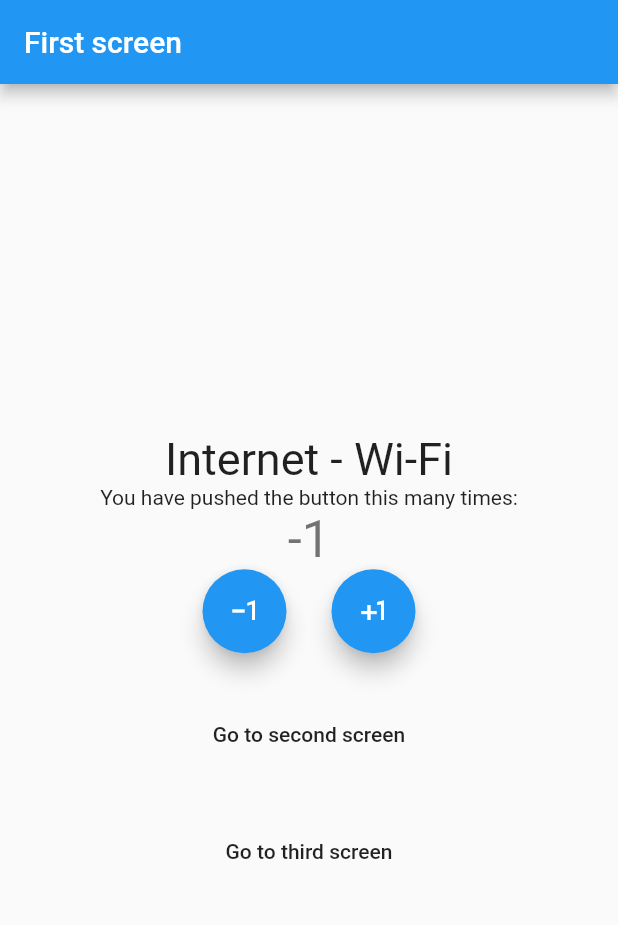
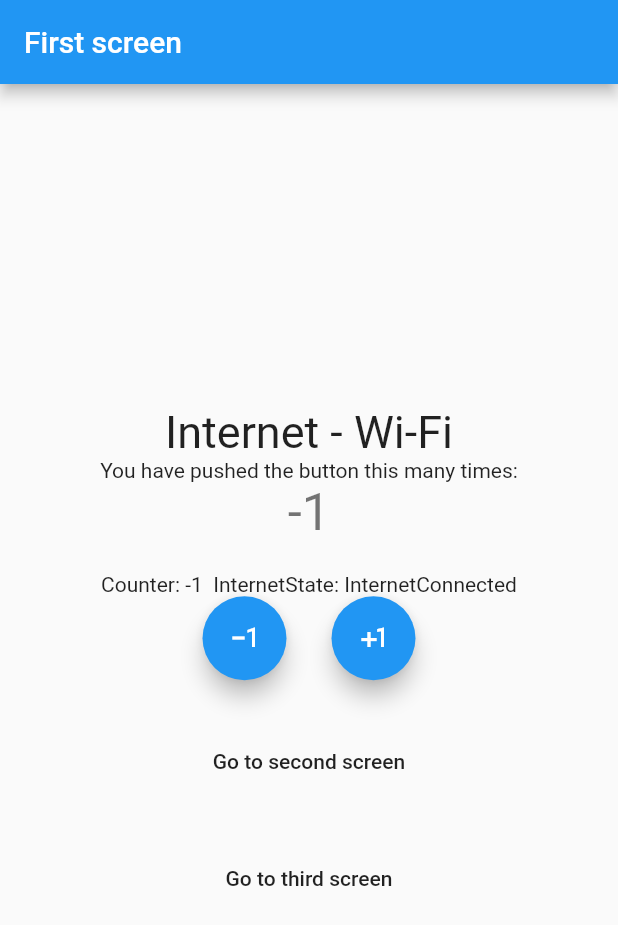
Before and after one commit to LordOlumide/bloc_core_concepts, a Flutter app: the screen it shows after launch, after a tap on the "exposure minus 1" icon, on a phone screen of 412 x 824 dp. Shown: the top 925 px of the screen. Run offline on Flutter 3.47's test engine with Material 2 defaults, Android fonts, the phone set to English and light mode, and no system bars; our stand-ins replace bloc, connectivity_plus, equatable, flutter_bloc.

Commit message:
context.watch()

```diff
--- a/lib/UI/screens/first_screen.dart
+++ b/lib/UI/screens/first_screen.dart
@@ -20,16 +20,7 @@ class _FirstScreenState extends State<FirstScreen> {
       appBar: AppBar(
         title: Text(widget.title),
       ),
-      body: BlocListener<InternetCubit, InternetState>(
-        listener: (context, state) {
-          if (state is InternetConnected &&
-              state.connectionType == ConnectivityType.Mobile) {
-            BlocProvider.of<CounterCubit>(context).increment();
-          } else if (state is InternetDisconnected) {
-            BlocProvider.of<CounterCubit>(context).decrement();
-          }
-        },
-        child: Center(
+      body: Center(
         child: Column(
           mainAxisAlignment: MainAxisAlignment.center,
           children: <Widget>[
@@ -59,7 +50,7 @@ class _FirstScreenState extends State<FirstScreen> {
               },
             ),
 
-              // Text display
+            // Counter Text display
             const Text(
               'You have pushed the button this many times:',
             ),
@@ -85,6 +76,19 @@ class _FirstScreenState extends State<FirstScreen> {
                 return Text(
                   state.counterValue.toString(),
                   style: Theme.of(context).textTheme.headline4,
+                );
+              },
+            ),
+
+            // Counter and Internet multi display
+            const SizedBox(height: 20),
+            Builder(
+              builder: (context) {
+                final counterState = context.watch<CounterCubit>();
+                final internetState = context.watch<InternetCubit>();
+
+                return Text('Counter: ${counterState.state.counterValue}  '
+                    'InternetState: ${internetState.state.runtimeType}'
                 );
               },
             ),
@@ -132,7 +136,6 @@ class _FirstScreenState extends State<FirstScreen> {
           ],
         ),
       ),
-      ),
     );
   }
 }
```
Lines whose indentation alone changed are shown as unchanged.
